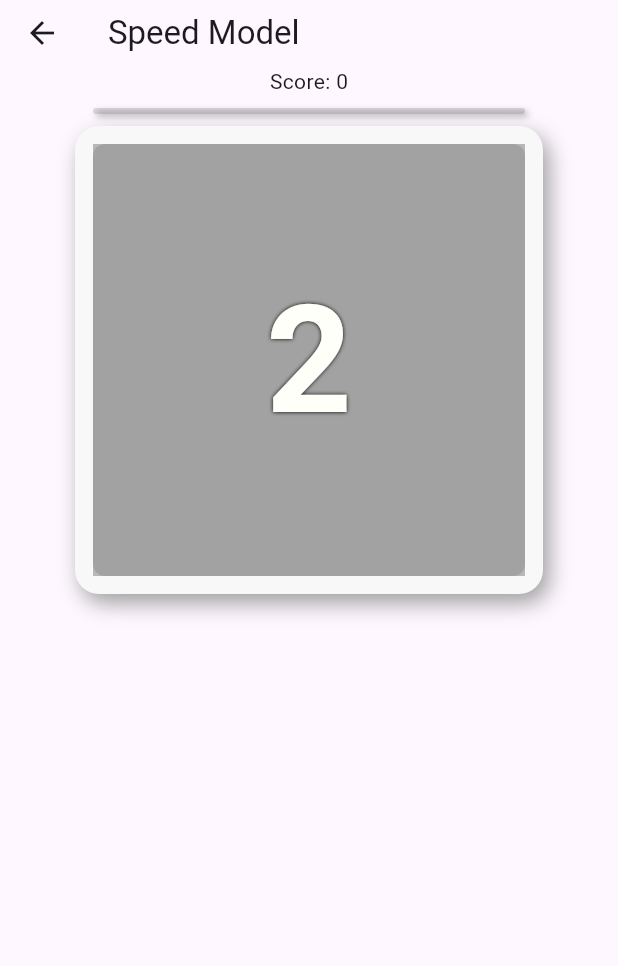
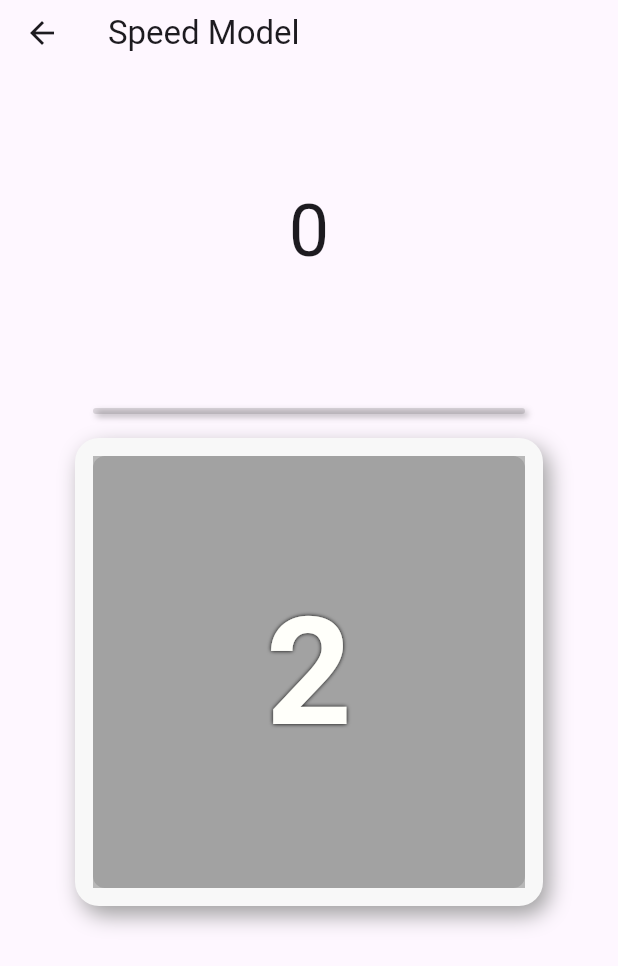
Before and after one commit to Qing-cpu/sliding_puzzle, a Flutter app: the SpeedModelPage screen opened directly, on a phone screen of 412 x 824 dp. Shown: the top 966 px of the screen. Run offline on Flutter 3.47's test engine with Material 3 defaults, Android fonts, the phone set to English and light mode, and no system bars; our stand-ins replace audioplayers, shared_preferences; accounts and stored records are empty; generated files the repository leaves out were written again; statements that could not run were skipped.

Commit message:
feat: 优化SpeedModel 数字显示

```diff
--- /dev/null
+++ b/lib/pages/cus_widget/score.dart
@@ -0,0 +1,22 @@
+import 'package:flutter/material.dart';
+
+class Score extends StatelessWidget {
+  const Score({super.key, required this.score, required this.fontSize});
+
+  final int score;
+  final double fontSize;
+
+  @override
+  Widget build(BuildContext context) {
+    return TweenAnimationBuilder(
+      key: Key('$score'),
+      tween: Tween<double>(begin: 0.5, end: 1.0),
+      duration: Duration(milliseconds: 500),
+      curve: Curves.easeInOutBack,
+      builder: (BuildContext context, double value, Widget? child) =>Transform.scale(
+          scale: value,
+          child: child!),
+      child: Text('$score',style: TextStyle(fontSize: fontSize),),
+    );
+  }
+}
--- a/lib/pages/normal_mode/level_list_page.dart
+++ b/lib/pages/normal_mode/level_list_page.dart
@@ -24,7 +24,9 @@ class LevelListPage extends StatelessWidget {
       appBar: AppBar(
           toolbarHeight: 44,
         actions: [
-          StarCount()
+          StarCount(
+            count: DBTools.allStarCount,
+          )
         ],
       ),
       body: ListView.builder(
--- a/lib/pages/normal_mode/level_select.dart
+++ b/lib/pages/normal_mode/level_select.dart
@@ -75,7 +75,10 @@ class _LevelSelectState extends State<LevelSelect> {
   @override
   Widget build(BuildContext context) {
     return Scaffold(
-      appBar: AppBar(toolbarHeight: 54, actions: [GestureDetector(onTap: _openLevelListPage, child: StarCount()), SizedBox(width: 8)]),
+      appBar: AppBar(
+        toolbarHeight: 54,
+        actions: [GestureDetector(onTap: _openLevelListPage, child: StarCount(count: DBTools.allStarCount)), SizedBox(width: 8)],
+      ),
       body: Column(
         children: [
           // < icon, level 序列, > icon
--- a/lib/pages/speed_model/speed_model_page.dart
+++ b/lib/pages/speed_model/speed_model_page.dart
@@ -1,6 +1,7 @@
 import 'package:flutter/material.dart';
 import 'package:sliding_puzzle/data/db_tools/db_tools.dart';
 import 'package:sliding_puzzle/data/levels/levels.dart';
+import 'package:sliding_puzzle/pages/cus_widget/score.dart';
 import 'package:sliding_puzzle/pages/cus_widget/time_progress.dart';
 import 'package:sliding_puzzle/pages/speed_model/game_over_page.dart';
 import 'package:sliding_puzzle/sliding_puzzle/sliding_puzzle.dart';
@@ -16,9 +17,8 @@ class _SpeedModelPageState extends State<SpeedModelPage> {
   int levelCount = 0;
   int? oldScore;
   late List<String> levelSquareImageAssetList;
-  int maxDTime = 25000;
-  int ddMil = 7000;
-  double x = 1.8;
+  int maxDTime = 23000;
+  int ddMil = 1000;
   bool isCompleted = false;
   OverlayEntry? overlayEntry;
   int score = 0;
@@ -32,12 +32,16 @@ class _SpeedModelPageState extends State<SpeedModelPage> {
   }
 
   void _next() {
+    dMil = 0;
     maxDTime = maxDTime - ddMil;
-    if (x > 0.68) {
-      ddMil = (ddMil / x) ~/ 1;
-      x = x * 0.95;
-    } else {
+    if (maxDTime < 15000) {
+      ddMil = 400;
+    }
+    if (maxDTime < 10000) {
       ddMil = 100;
+    }
+    if (maxDTime < 9000) {
+      ddMil = 50;
     }
     setState(() {
       isCompleted = false;
@@ -52,8 +56,6 @@ class _SpeedModelPageState extends State<SpeedModelPage> {
       score += 123;
     });
     _next();
-    // Future.then((_) {
-    // });
   }
 
   void _onGameOver() {
@@ -89,16 +91,32 @@ class _SpeedModelPageState extends State<SpeedModelPage> {
 
   int dMil = 0;
 
-  Widget buildNumWidget(int n) => Container(color: Color(0xFFFFD6C0), child: Center(child: Text('$n', style: TextStyle(fontSize: 27))));
+  final List<Color> colors = [
+    Color(0xFFC30074),
+
+  ];
+
+  Widget buildNumWidget(int n) =>
+
+      Container(color: Color(0xFF00C3BD), child: Center(child:
+      Text('$n', style: TextStyle(
+        shadows: [
+          Shadow(
+            color: Colors.black87,
+            offset: Offset(2, 4),
+            blurRadius: 12
+          )
+        ],
+        fontWeight: FontWeight.bold,
+          fontSize: 52,color: Colors.white))));
 
   @override
   Widget build(BuildContext context) => Scaffold(
-    // floatingActionButton: FloatingActionButton(onPressed: _test),
     appBar: AppBar(toolbarHeight: 44, title: Text('Speed Model')),
     body: Center(
       child: Column(
         children: [
-          Text('Score: $score'),
+          Expanded(child: Center(child: Score(score: score, fontSize: 48))),
           TimeProgress(
             key: Key('tp$levelCount'),
             dMil: dMil,
@@ -107,6 +125,7 @@ class _SpeedModelPageState extends State<SpeedModelPage> {
             isCompleted: isCompleted,
             onTimeOutFailure: _onGameOver,
           ),
+          SizedBox(height: 8,),
           Container(
             padding: EdgeInsets.all(12), // 内边距
             decoration: BoxDecoration(
@@ -122,7 +141,7 @@ class _SpeedModelPageState extends State<SpeedModelPage> {
             ),
             child: SlidingPuzzle(
               key: Key('$levelCount'),
-              isSpeedModel: levelCount != 0,
+              isSpeedModel: false,
               isOnlyNum: true,
               reSetFlag: 0,
               width: 288,
@@ -134,6 +153,7 @@ class _SpeedModelPageState extends State<SpeedModelPage> {
               buildNumWidget: buildNumWidget,
             ),
           ),
+          Expanded(child: SizedBox(width: 1,height: 20,)),
         ],
       ),
     ),
--- a/lib/sliding_puzzle/sliding_square.dart
+++ b/lib/sliding_puzzle/sliding_square.dart
@@ -72,7 +72,6 @@ class _SlidingSquareState extends State<SlidingSquare> with SingleTickerProvider
   }
 
   _onTapDown(d) {
-    print('TapDown');
     audioPlayer.play(AssetSource('sounds/tap/mixkit-modern-click-box-check-1120.wav'));
     if (widget.squareModel.canMove == false || tapId != -1) {
       return;
--- a/pubspec.yaml
+++ b/pubspec.yaml
@@ -36,6 +36,7 @@ flutter:
     - assets/images/start_button_image.png
     - assets/images/start_button_image_g.png
     - assets/images/start_button_image_s.png
+    - assets/images/chest_l.png
     - assets/images/title.png
     - assets/images/level/1-1.png
     - assets/images/level/1-1/0.png
```
Also changed, not shown: lib/pages/cus_widget/star_count.dart (+6 -33 lines), lib/pages/normal_mode/game_page.dart (+12 -4 lines), assets/images/chest_l.png (added), 1 other file.
